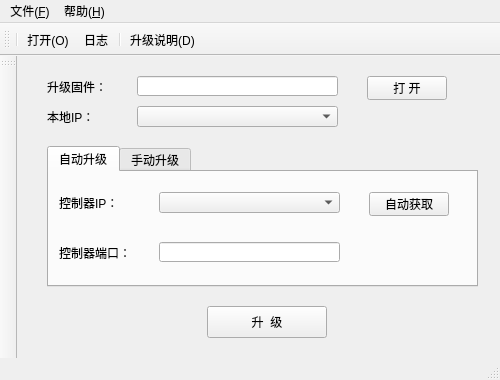
chenxiwu/StudyNotes, file 测试/qt/Firmware Update/FirmwareUpdate/mainwindow.ui: the form before one commit.
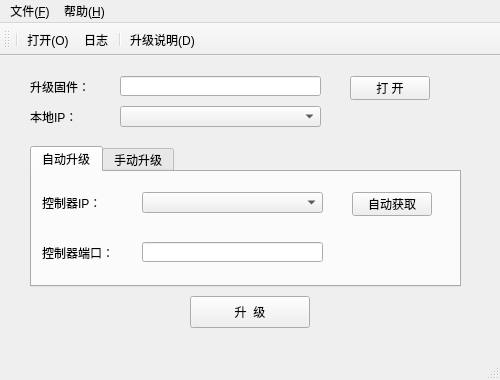
The form after the commit. Icons and pictures are not drawn.

Patch:
```diff
--- a/测试/qt/Firmware Update/FirmwareUpdate/mainwindow.ui
+++ b/测试/qt/Firmware Update/FirmwareUpdate/mainwindow.ui
@@ -204,7 +204,7 @@
     <property name="geometry">
      <rect>
       <x>190</x>
-      <y>250</y>
+      <y>240</y>
       <width>120</width>
       <height>32</height>
      </rect>
@@ -270,17 +270,6 @@
    <addaction name="separator"/>
    <addaction name="action_D"/>
   </widget>
-  <widget class="QToolBar" name="toolBar_2">
-   <property name="windowTitle">
-    <string>toolBar_2</string>
-   </property>
-   <attribute name="toolBarArea">
-    <enum>LeftToolBarArea</enum>
-   </attribute>
-   <attribute name="toolBarBreak">
-    <bool>false</bool>
-   </attribute>
-  </widget>
   <action name="action_O">
    <property name="icon">
     <iconset resource="Res/res.qrc">
```
Left out of the diff: 2 changed lines with no effect on the pictures.
